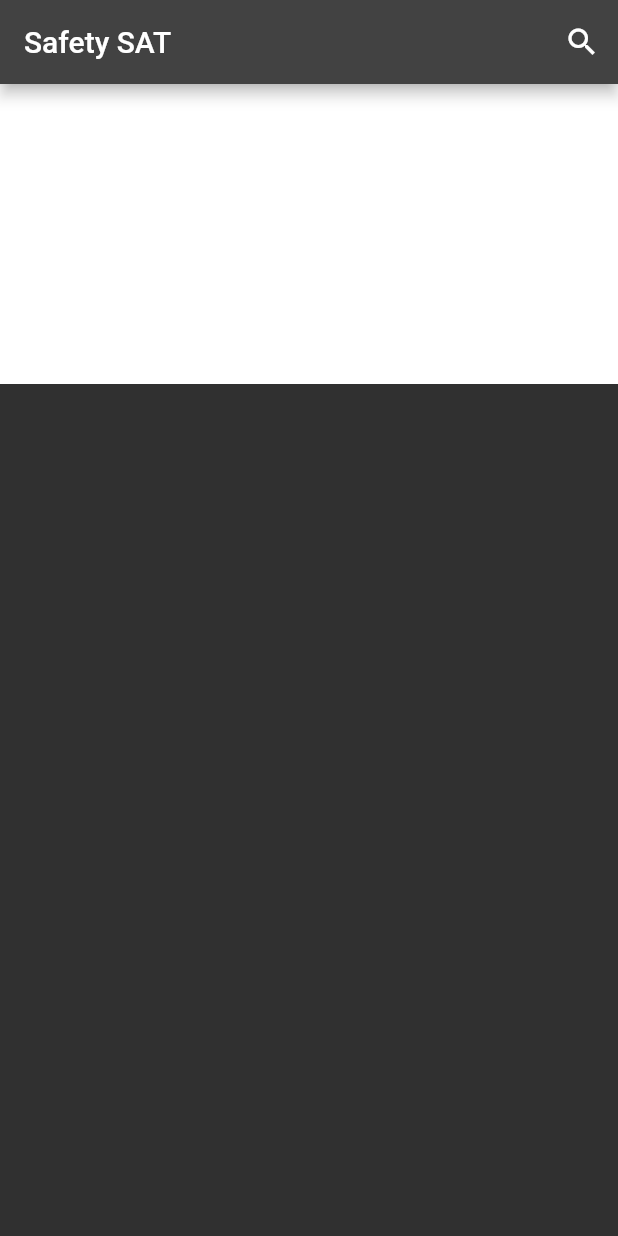
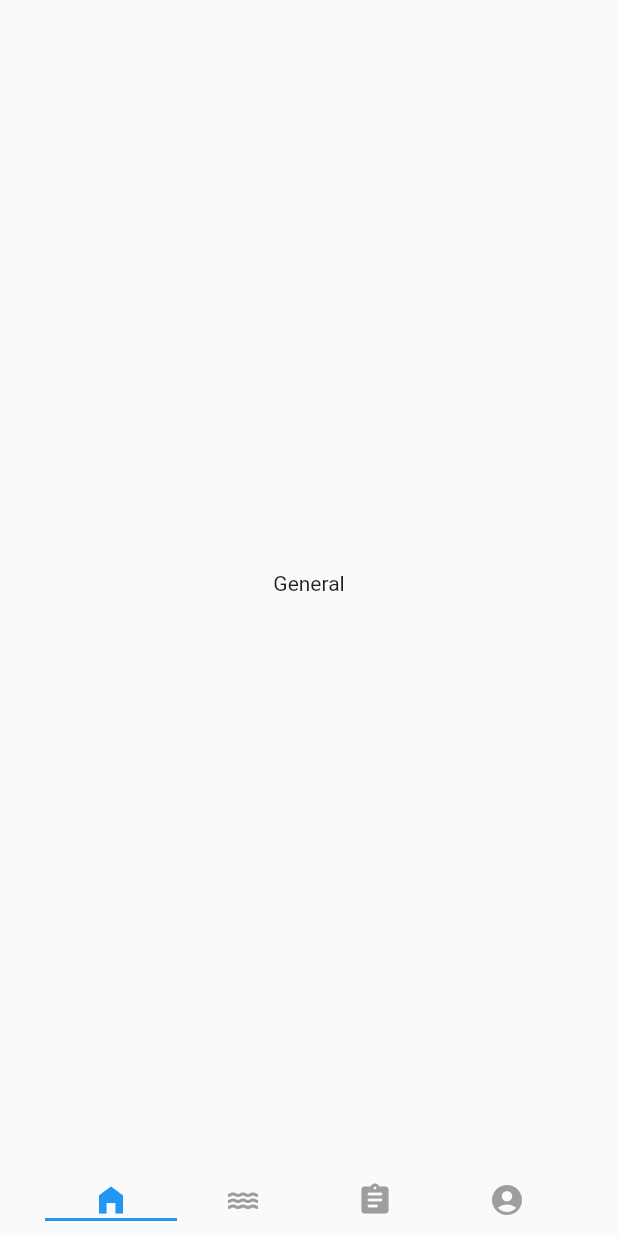
Before and after one commit to GustavoZegarra/PRY2021267_MobileApp, a Flutter app: the screen it shows after launch, on a phone screen of 412 x 824 dp. Run offline on Flutter 3.47's test engine with Material 2 defaults, Android fonts, the phone set to English and light mode, and no system bars.

Commit message:
Release v1.1 - TabBar desarrollado

```diff
--- a/mobile_app/lib/main.dart
+++ b/mobile_app/lib/main.dart
@@ -9,14 +9,15 @@ class MyApp extends StatelessWidget {
   @override
   Widget build(BuildContext context) {
     return MaterialApp(
-      //debugShowCheckedModeBanner: false,
+      debugShowCheckedModeBanner: false,
       title: 'Sistema de Alerta Temprana',
-      initialRoute: 'home',
+      initialRoute: 'tab',
       routes: {
         'home': (_) => HomeScreen(),
         'detail': (_) => DetailScreen(),
+        'tab': (_) => TabScreen(),
       },
-      theme: ThemeData.dark(),
+      theme: ThemeData.light(),
     );
   }
 }
--- a/mobile_app/lib/screens/home_screen.dart
+++ b/mobile_app/lib/screens/home_screen.dart
@@ -8,7 +8,8 @@ class HomeScreen extends StatelessWidget {
   Widget build(BuildContext context) {
     return Scaffold(
       appBar: AppBar(
-        title: Text('Safety SAT'),
+        backgroundColor: Colors.blue,
+        title: const Text('Safety SAT'),
         actions: [
           IconButton(
             icon: const Icon(Icons.search_outlined),
@@ -16,13 +17,13 @@ class HomeScreen extends StatelessWidget {
           )
         ],
       ),
-      body: Column( // Cambiar a ListView
-        children: [
-        // TODO: Informacion general de las quebradas
-        CardInfo(),
-        // TODO: Listado horizontal de quebradas
-        ]
-      )
+      body: ListView.builder(
+            padding: const EdgeInsets.symmetric(horizontal: 10, vertical: 10),
+            itemCount: 10,
+            itemBuilder: (BuildContext context, int index) {
+              return QuebradaWidget();
+            },
+          ),
     );
   }
 }
--- a/mobile_app/lib/screens/screens.dart
+++ b/mobile_app/lib/screens/screens.dart
@@ -1,2 +1,3 @@
 export 'package:mobile_app/screens/home_screen.dart';
 export 'package:mobile_app/screens/detail_screen.dart';
+export 'package:mobile_app/screens/tab_screen.dart';
--- /dev/null
+++ b/mobile_app/lib/screens/tab_screen.dart
@@ -0,0 +1,43 @@
+import 'package:flutter/material.dart';
+import 'package:mobile_app/screens/home_screen.dart';
+
+class TabScreen extends StatelessWidget {
+
+  //const TabScreen({Key? key}) : super(key: key);
+
+  @override
+  Widget build(BuildContext context) {
+    return DefaultTabController(
+      length: 4,
+      child: Scaffold(
+        body: Column(
+          children: [
+            const Expanded(
+              child: TabBarView(
+                children: [
+                  Center(child: Text('General')),
+                  Center(child: Text('Quebradas')),
+                  Center(child: Text('Incidencias')),
+                  Center(child: Text('Usuario')),
+                ],
+              ),
+            ),
+            Container(
+              padding: const EdgeInsets.symmetric(vertical: 10,horizontal: 30),
+              child: const TabBar(
+                labelColor: Colors.blue,
+                unselectedLabelColor: Colors.grey,
+                tabs: [
+                  Icon(Icons.home_filled),
+                  Icon(Icons.water),
+                  Icon(Icons.assignment_rounded),
+                  Icon(Icons.account_circle_rounded),
+                ],
+              ),
+            ),
+          ],
+        ),
+      ),
+    );
+  }
+}
--- a/mobile_app/lib/widgets/card_info.dart
+++ b/mobile_app/lib/widgets/info_widget.dart
@@ -1,7 +1,7 @@
 import 'package:flutter/material.dart';
 
-class CardInfo extends StatelessWidget {
-  //const CardInfo({Key? key}) : super(key: key);
+class InfoWidget extends StatelessWidget {
+  //const InfoWidget({Key? key}) : super(key: key);
 
   @override
   Widget build(BuildContext context) {
--- a/mobile_app/lib/widgets/widgets.dart
+++ b/mobile_app/lib/widgets/widgets.dart
@@ -1 +1,2 @@
-export 'package:mobile_app/widgets/card_info.dart';
+export 'package:mobile_app/widgets/info_widget.dart';
+export 'package:mobile_app/widgets/quebrada_widget.dart';
--- a/mobile_app/pubspec.yaml
+++ b/mobile_app/pubspec.yaml
@@ -58,8 +58,8 @@ flutter:
   uses-material-design: true
 
   # To add assets to your application, add an assets section, like this:
-  # assets:
-  #   - images/a_dot_burr.jpeg
+  assets:
+    - assets/
   #   - images/a_dot_ham.jpeg
 
   # An image asset can refer to one or more resolution-specific "variants", see
```
Also changed, not shown: mobile_app/lib/widgets/quebrada_widget.dart (added, +26 -0 lines), mobile_app/assets/lluvioso.jpg (added), mobile_app/assets/normal.jpg (added), mobile_app/assets/soleado.jpg (added).
